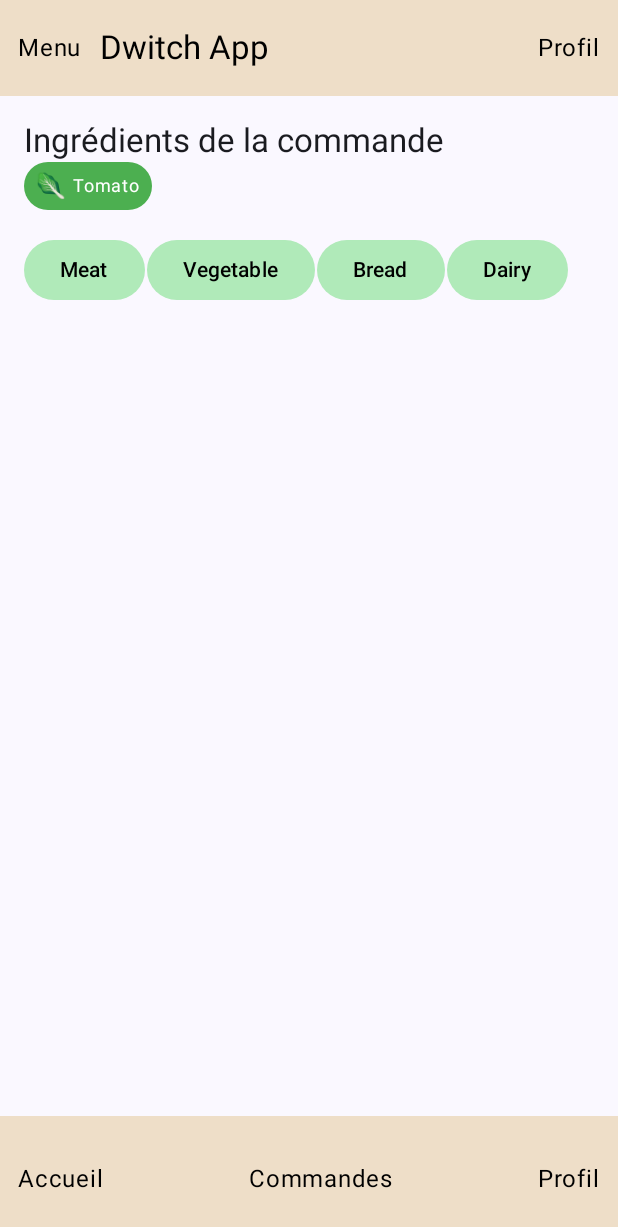
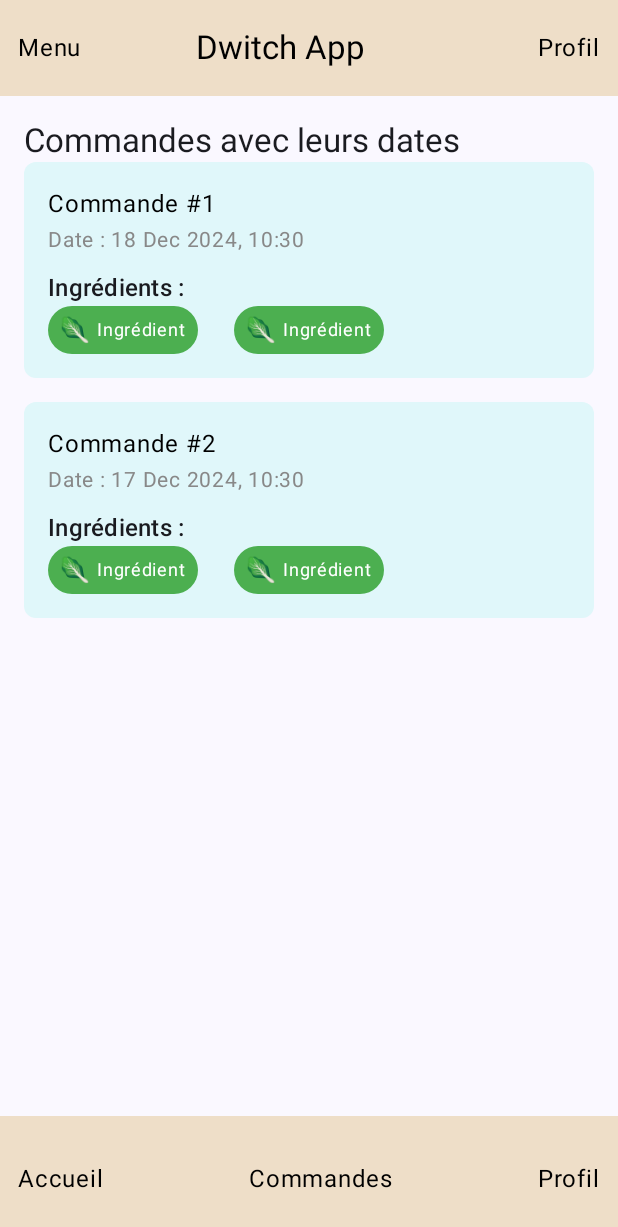
Before and after one commit to Johan8927/Dwitch-App-Jetpack-android-, an Android app built with Jetpack Compose: the screen it shows after launch (MainActivity), on a phone screen of 412 x 824 dp. Shown: the top 1227 px of the screen. Run offline under Robolectric (Android 15) with nearby library versions, the phone set to English and light mode, and no system bars; our stand-ins replace Timber.

Commit message:
update affichage Order + date

```diff
--- a/app/src/main/java/com/example/dwitchapp/MainActivity.kt
+++ b/app/src/main/java/com/example/dwitchapp/MainActivity.kt
@@ -6,19 +6,22 @@ import androidx.activity.compose.setContent
 import androidx.activity.enableEdgeToEdge
 import androidx.compose.foundation.background
 import androidx.compose.foundation.layout.*
+import androidx.compose.foundation.lazy.LazyColumn
 import androidx.compose.foundation.lazy.LazyRow
 import androidx.compose.foundation.lazy.items
 import androidx.compose.foundation.shape.RoundedCornerShape
 import androidx.compose.material3.*
-import androidx.compose.runtime.Composable
+import androidx.compose.runtime.*
 import androidx.compose.ui.Alignment
 import androidx.compose.ui.Modifier
 import androidx.compose.ui.graphics.Color
+import androidx.compose.ui.tooling.preview.Preview
 import androidx.compose.ui.unit.dp
-import androidx.compose.ui.tooling.preview.Preview
 import androidx.compose.ui.unit.sp
 import com.example.dwitchapp.models.*
 import com.example.dwitchapp.ui.theme.DwitchAppTheme
+import java.time.LocalDateTime
+import java.time.format.DateTimeFormatter
 
 class MainActivity : ComponentActivity() {
     override fun onCreate(savedInstanceState: Bundle?) {
@@ -37,13 +40,30 @@ class MainActivity : ComponentActivity() {
 fun MainScreen() {
     val appBarColor = Color(0xFFEEDEC8) // Couleur commune pour TopBar et BottomBar
 
-    // Exemple d'Order mock
-    val orders = listOf(mockOrder)
+    // Exemple de commandes mock
+    val orders = listOf(
+        Order(
+            id = 1.toString(),
+            date = LocalDateTime.now(),
+            ingredients = listOf(
+                Ingredient("Tomato", IngredientType.VEGETABLE.toString()),
+                Ingredient("Cheese", IngredientType.DAIRY.toString())
+            )
+        ),
+        Order(
+            id = 2.toString(),
+            date = LocalDateTime.now().minusDays(1),
+            ingredients = listOf(
+                Ingredient("Beef", IngredientType.MEAT.toString()),
+                Ingredient("Lettuce", IngredientType.VEGETABLE.toString())
+            )
+        )
+    )
 
     Scaffold(
         topBar = {
             TopAppBar(
-                title = { Text("Dwitch App", color = Color.Black) },
+                title = { Text("            Dwitch App", color = Color.Black) },
                 navigationIcon = { Text("Menu", color = Color.Black, modifier = Modifier.padding(8.dp)) },
                 actions = { Text("Profil", color = Color.Black, modifier = Modifier.padding(8.dp)) },
                 colors = TopAppBarDefaults.topAppBarColors(
@@ -52,39 +72,23 @@ fun MainScreen() {
             )
         },
         content = { innerPadding ->
-
-            // Contenu de la page
             Box(
                 modifier = Modifier
                     .fillMaxSize()
                     .padding(innerPadding),
                 contentAlignment = Alignment.TopCenter
             ) {
+                Column(modifier = Modifier.padding(16.dp)) {
+                    Text("Commandes avec leurs dates", style = MaterialTheme.typography.titleLarge)
 
-                Column(modifier = Modifier.padding(16.dp)) {
-                    Text("Ingrédients de la commande", style = MaterialTheme.typography.titleLarge)
-
-                    // Affichage des ingrédients
-                    LazyRow(
+                    // Affichage des commandes et des dates
+                    LazyColumn(
                         modifier = Modifier.fillMaxWidth(),
-                        horizontalArrangement = Arrangement.spacedBy(16.dp)
+                        verticalArrangement = Arrangement.spacedBy(16.dp)
                     ) {
-                        items(orders.flatMap { it.ingredients ?: emptyList() }) { ingredient ->
-                            IngredientChip(ingredient)
+                        items(orders) { order ->
+                            OrderItem(order)
                         }
-                    }
-
-                    Spacer(modifier = Modifier.height(16.dp))
-
-                    // Affichage des boutons pour les types d'ingrédients
-                    Row(
-                        horizontalArrangement = Arrangement.spacedBy(1.dp),
-                        verticalAlignment = Alignment.CenterVertically
-                    ) {
-                        IngredientButton(text = "Meat", onClick = { /* Action Meat */ })
-                        IngredientButton(text = "Vegetable", onClick = { /* Action Vegetable */ })
-                        IngredientButton(text = "Bread", onClick = { /* Action Bread */ })
-                        IngredientButton(text = "Dairy", onClick = { /* Action Dairy */ })
                     }
                 }
             }
@@ -105,18 +109,38 @@ fun MainScreen() {
 }
 
 @Composable
-fun IngredientButton(text: String, onClick: () -> Unit) {
-    Button(
-        onClick = { onClick() },
-        colors = ButtonDefaults.buttonColors(containerColor = Color(0xFFB0EAB9))
+fun OrderItem(order: Order) {
+    // Formatage de la date
+    val formatter = DateTimeFormatter.ofPattern("dd MMM yyyy, HH:mm")
+    val formattedDate = order.date.format(formatter) ?: "Date inconnue"
+
+    Column(
+        modifier = Modifier
+            .fillMaxWidth()
+            .background(color = Color(0xFFE0F7FA), shape = RoundedCornerShape(8.dp))
+            .padding(16.dp)
     ) {
-        Text(text = text, color = Color.Black)
+        Text("Commande #${order.id}", color = Color.Black, fontSize = 16.sp)
+        Text("Date : $formattedDate", color = Color.Gray, fontSize = 14.sp)
+
+        Spacer(modifier = Modifier.height(8.dp))
+
+        Text("Ingrédients :", style = MaterialTheme.typography.titleMedium)
+        LazyRow(
+            modifier = Modifier.fillMaxWidth(),
+            horizontalArrangement = Arrangement.spacedBy(16.dp)
+        ) {
+            items(order.ingredients ?: emptyList()) { ingredient ->
+                IngredientChip(ingredient)
+            }
+        }
     }
 }
 
 @Composable
 fun IngredientChip(ingredient: Ingredient) {
-    val type = ingredient.kind?.toIngredientType() ?: IngredientType.VEGETABLE // Valeur par défaut
+    val type = ingredient.kind?.toIngredientType() ?: IngredientType.VEGETABLE
+
     Row(
         modifier = Modifier
             .padding(end = 8.dp)
--- a/app/src/main/java/com/example/dwitchapp/models/Order.kt
+++ b/app/src/main/java/com/example/dwitchapp/models/Order.kt
@@ -1,9 +1,12 @@
 package com.example.dwitchapp.models
+
+import java.time.LocalDateTime
 
 // models
 
 data class Order(
     val id: String? = null,
+    val date: LocalDateTime, // Changement en LocalDateTime
     val documentID: String? = null,
     val placedAt: String? = null,
     val receivedAt: String? = null,
@@ -18,8 +21,8 @@ data class Order(
     val store: Store? = null
 )
 
-data class Ingredient (
-    val id: Long? = null,
+data class Ingredient(
+    val id: String? = null,
     val documentID: String? = null,
     val name: String? = null,
     val description: String? = null,
@@ -31,7 +34,7 @@ data class Ingredient (
     val publishedAt: String? = null
 )
 
-data class Store (
+data class Store(
     val id: Long? = null,
     val documentID: String? = null,
     val name: String? = null,
@@ -43,7 +46,7 @@ data class Store (
     val publishedAt: String? = null
 )
 
-data class UsersPermissionsUser (
+data class UsersPermissionsUser(
     val id: Long? = null,
     val documentID: String? = null,
     val username: String? = null,
@@ -59,7 +62,7 @@ data class UsersPermissionsUser (
 // mocks (objets simulés pour instancier les classes)
 
 val mockOrder = Order(
-    id = "1", // Correction ici : chaîne de caractères au lieu de Long
+    id = "1",
     documentID = "ORD123456",
     placedAt = "2024-06-01T10:00:00Z",
     receivedAt = "2024-06-01T11:00:00Z",
@@ -69,9 +72,10 @@ val mockOrder = Order(
     createdAt = "2024-06-01T09:50:00Z",
     updatedAt = "2024-06-01T10:05:00Z",
     publishedAt = "2024-06-01T10:10:00Z",
+    date = LocalDateTime.now(), // Utilisation de LocalDateTime
     ingredients = listOf(
         Ingredient(
-            id = 1L,
+            id = "1",
             documentID = "ING123",
             name = "Tomato",
             description = "Fresh tomatoes",
@@ -107,3 +111,22 @@ val mockOrder = Order(
         publishedAt = "2024-05-01T12:00:00Z"
     )
 )
+
+val mockOrders = listOf(
+    Order(
+        id = "1",
+        date = LocalDateTime.now(),
+        ingredients = listOf(
+            Ingredient(name = "Tomato", kind = "Vegetable"),
+            Ingredient(name = "Chicken", kind = "Meat")
+        )
+    ),
+    Order(
+        id = "2",
+        date = LocalDateTime.now().minusDays(1), // LocalDateTime pour cohérence
+        ingredients = listOf(
+            Ingredient(name = "Bread", kind = "Bread"),
+            Ingredient(name = "Cheese", kind = "Dairy")
+        )
+    )
+)
```
